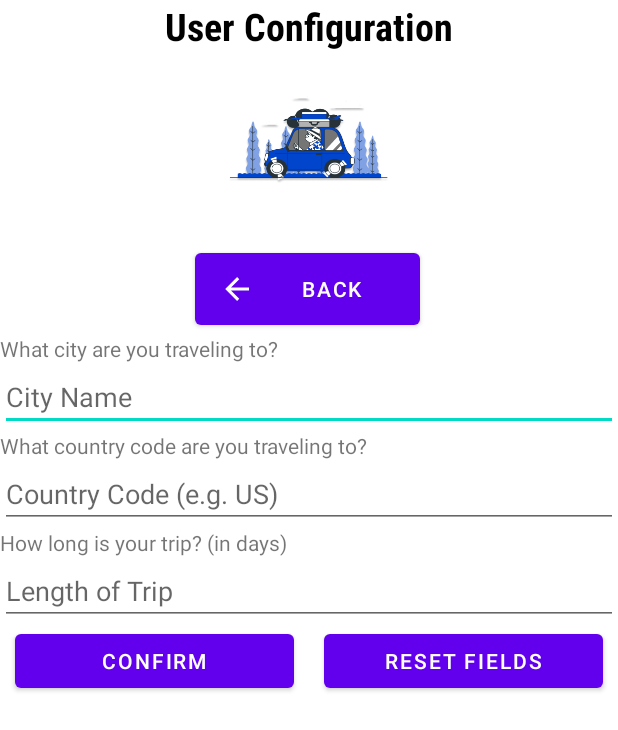
After one commit to FaranBhatti/ArriveAndThrive, an Android app: the configure_user screen opened directly, with no data from a screen before it, on a phone screen of 412 x 824 dp. The commit adds this screen. Shown: the top 730 px of the screen. Run offline under Robolectric (Android 15) with nearby library versions, the phone set to English and light mode, and no system bars.

Commit message:
Added a layout for the user_configuration page

```diff
--- a/app/src/main/AndroidManifest.xml
+++ b/app/src/main/AndroidManifest.xml
@@ -14,6 +14,9 @@
         android:supportsRtl="true"
         android:theme="@style/Theme.ArriveAndThrive"
         tools:targetApi="31">
+        <activity
+            android:name=".configure_user"
+            android:exported="false" />
         <activity
             android:name=".currency_converter"
             android:exported="false" />
--- /dev/null
+++ b/app/src/main/java/com/example/fireapp/configure_user.java
@@ -0,0 +1,14 @@
+package com.example.fireapp;
+
+import androidx.appcompat.app.AppCompatActivity;
+
+import android.os.Bundle;
+
+public class configure_user extends AppCompatActivity {
+
+    @Override
+    protected void onCreate(Bundle savedInstanceState) {
+        super.onCreate(savedInstanceState);
+        setContentView(R.layout.activity_configure_user);
+    }
+}
--- a/app/src/main/java/com/example/fireapp/home_page.java
+++ b/app/src/main/java/com/example/fireapp/home_page.java
@@ -28,8 +28,8 @@ public class home_page extends AppCompatActivity {
         // Configure User button
         btnConfigure.setOnClickListener(view -> {
             // take to the configure user page
-            //Intent intent = new Intent(home_page.this, configure_user.class);
-            //startActivity(intent);
+            Intent intent = new Intent(home_page.this, configure_user.class);
+            startActivity(intent);
         });
 
         // Weather button
--- /dev/null
+++ b/app/src/main/res/layout/activity_configure_user.xml
@@ -0,0 +1,103 @@
+<?xml version="1.0" encoding="utf-8"?>
+<LinearLayout
+    xmlns:android="http://schemas.android.com/apk/res/android"
+    xmlns:app="http://schemas.android.com/apk/res-auto"
+    xmlns:tools="http://schemas.android.com/tools"
+    android:layout_width="match_parent"
+    android:layout_height="match_parent"
+    tools:context=".configure_user"
+    android:orientation="vertical">
+
+    <TextView
+        android:layout_width="match_parent"
+        android:layout_height="wrap_content"
+        android:fontFamily="sans-serif-condensed"
+        android:gravity="center"
+        android:text="User Configuration"
+        android:textColor="#000000"
+        android:textSize="25sp"
+        android:textStyle="bold" />
+
+    <ImageView
+        android:id="@+id/home_page_logo"
+        android:layout_width="match_parent"
+        android:layout_height="wrap_content"
+        app:srcCompat="@mipmap/ic_launcher_foreground" />
+
+    <Button
+        android:id="@+id/btnBack"
+        android:layout_width="150dp"
+        android:layout_height="60dp"
+        android:layout_marginLeft="130dp"
+        android:layout_marginTop="20dp"
+        android:layout_marginRight="25dp"
+        android:text="Back"
+        app:icon="@drawable/back" />
+
+    <TextView
+        android:id="@+id/city_textview"
+        android:layout_width="match_parent"
+        android:layout_height="wrap_content"
+        android:text="What city are you traveling to?" />
+
+    <EditText
+        android:id="@+id/city_edittext"
+        android:layout_width="match_parent"
+        android:layout_height="wrap_content"
+        android:inputType="text"
+        android:hint="City Name" />
+
+    <TextView
+        android:id="@+id/country_textview"
+        android:layout_width="match_parent"
+        android:layout_height="wrap_content"
+        android:text="What country code are you traveling to?" />
+
+    <EditText
+        android:id="@+id/country_edittext"
+        android:layout_width="match_parent"
+        android:layout_height="wrap_content"
+        android:inputType="text"
+        android:hint="Country Code (e.g. US)" />
+
+    <TextView
+        android:id="@+id/length_textview"
+        android:layout_width="match_parent"
+        android:layout_height="wrap_content"
+        android:text="How long is your trip? (in days)" />
+
+    <EditText
+        android:id="@+id/length_edittext"
+        android:layout_width="match_parent"
+        android:layout_height="wrap_content"
+        android:inputType="number"
+        android:hint="Length of Trip" />
+
+
+    <LinearLayout
+        android:layout_width="match_parent"
+        android:layout_height="wrap_content"
+        android:orientation="horizontal"
+        android:weightSum="2">
+
+        <Button
+            android:id="@+id/btnConfirm"
+            android:layout_width="0dp"
+            android:layout_height="wrap_content"
+            android:layout_weight="1"
+            android:layout_marginLeft="10dp"
+            android:layout_marginRight="10dp"
+            android:text="Confirm" />
+
+        <Button
+            android:id="@+id/btnResetFields"
+            android:layout_width="0dp"
+            android:layout_height="wrap_content"
+            android:layout_weight="1"
+            android:layout_marginLeft="10dp"
+            android:layout_marginRight="10dp"
+            android:text="Reset Fields" />
+
+    </LinearLayout>
+
+</LinearLayout>
```
Also changed, not shown: app/src/main/java/com/example/fireapp/User.java (line endings or trailing spaces).
